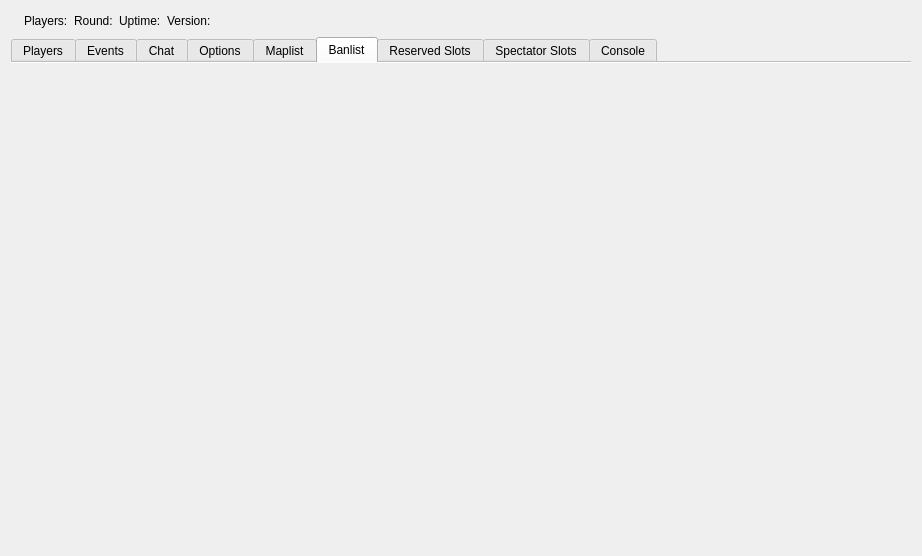
Qt form Client/bf4/BF4.ui (OpenRcon/OpenRcon) before a commit.
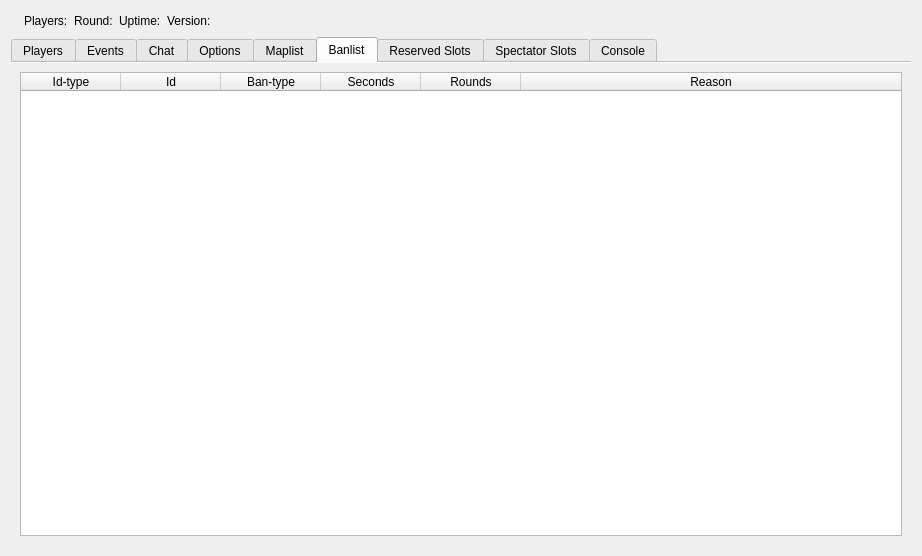
The same form after that commit. The open tabs and pages were chosen to show the change. Icons and pictures are not drawn.

Commit message: Implemented simple ban listing GUI.

```diff
--- a/Client/bf4/BF4.ui
+++ b/Client/bf4/BF4.ui
@@ -685,6 +685,57 @@
       <attribute name="title">
        <string>Banlist</string>
       </attribute>
+      <layout class="QGridLayout" name="gridLayout_14">
+       <item row="0" column="0">
+        <widget class="QTableWidget" name="tableWidget_bl_banList">
+         <property name="selectionMode">
+          <enum>QAbstractItemView::SingleSelection</enum>
+         </property>
+         <property name="selectionBehavior">
+          <enum>QAbstractItemView::SelectRows</enum>
+         </property>
+         <attribute name="horizontalHeaderStretchLastSection">
+          <bool>true</bool>
+         </attribute>
+         <attribute name="verticalHeaderVisible">
+          <bool>false</bool>
+         </attribute>
+         <attribute name="verticalHeaderHighlightSections">
+          <bool>false</bool>
+         </attribute>
+         <column>
+          <property name="text">
+           <string>Id-type</string>
+          </property>
+         </column>
+         <column>
+          <property name="text">
+           <string>Id</string>
+          </property>
+         </column>
+         <column>
+          <property name="text">
+           <string>Ban-type</string>
+          </property>
+         </column>
+         <column>
+          <property name="text">
+           <string>Seconds</string>
+          </property>
+         </column>
+         <column>
+          <property name="text">
+           <string>Rounds</string>
+          </property>
+         </column>
+         <column>
+          <property name="text">
+           <string>Reason</string>
+          </property>
+         </column>
+        </widget>
+       </item>
+      </layout>
      </widget>
      <widget class="QWidget" name="tab_rs">
       <attribute name="title">
```
Left out of the diff: 2 changed lines with no effect on the pictures. The commit also changes 4 other files.
